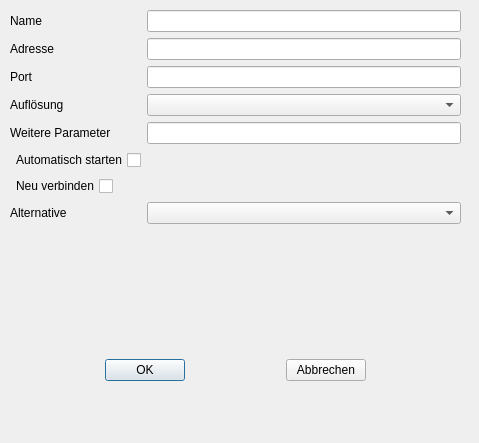
Qt form xtc/bin/dialogxdmcp.ui (xtc-Thin-Client/xtcapp) before a commit.
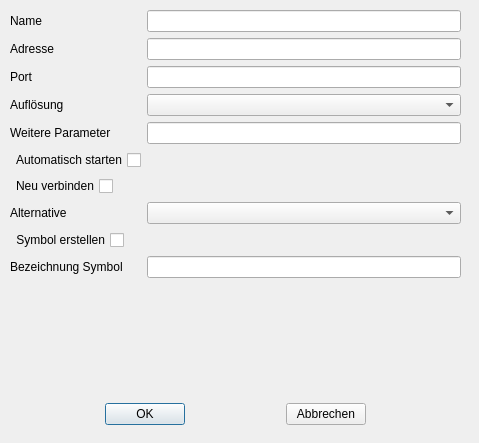
The same form after that commit.

```diff
--- a/xtc/bin/dialogxdmcp.ui
+++ b/xtc/bin/dialogxdmcp.ui
@@ -19,7 +19,7 @@
      <x>10</x>
      <y>10</y>
      <width>451</width>
-     <height>291</height>
+     <height>371</height>
     </rect>
    </property>
    <layout class="QFormLayout" name="formLayout">
@@ -103,15 +103,35 @@
     <item row="7" column="1">
      <widget class="QComboBox" name="xdmcpInputAlternative"/>
     </item>
+    <item row="8" column="0">
+     <widget class="QCheckBox" name="xdmcpInputIcon">
+      <property name="layoutDirection">
+       <enum>Qt::RightToLeft</enum>
+      </property>
+      <property name="text">
+       <string>Symbol erstellen</string>
+      </property>
+     </widget>
+    </item>
+    <item row="9" column="0">
+     <widget class="QLabel" name="xdmcpLabelIconName">
+      <property name="text">
+       <string>Bezeichnung Symbol</string>
+      </property>
+     </widget>
+    </item>
+    <item row="9" column="1">
+     <widget class="QLineEdit" name="xdmcpInputIconName"/>
+    </item>
    </layout>
   </widget>
   <widget class="QWidget" name="horizontalLayoutWidget">
    <property name="geometry">
     <rect>
      <x>10</x>
-     <y>330</y>
+     <y>389</y>
      <width>451</width>
-     <height>80</height>
+     <height>51</height>
     </rect>
    </property>
    <layout class="QHBoxLayout" name="horizontalLayout">
```
Left out of the diff: 4 changed lines with no effect on the pictures.
